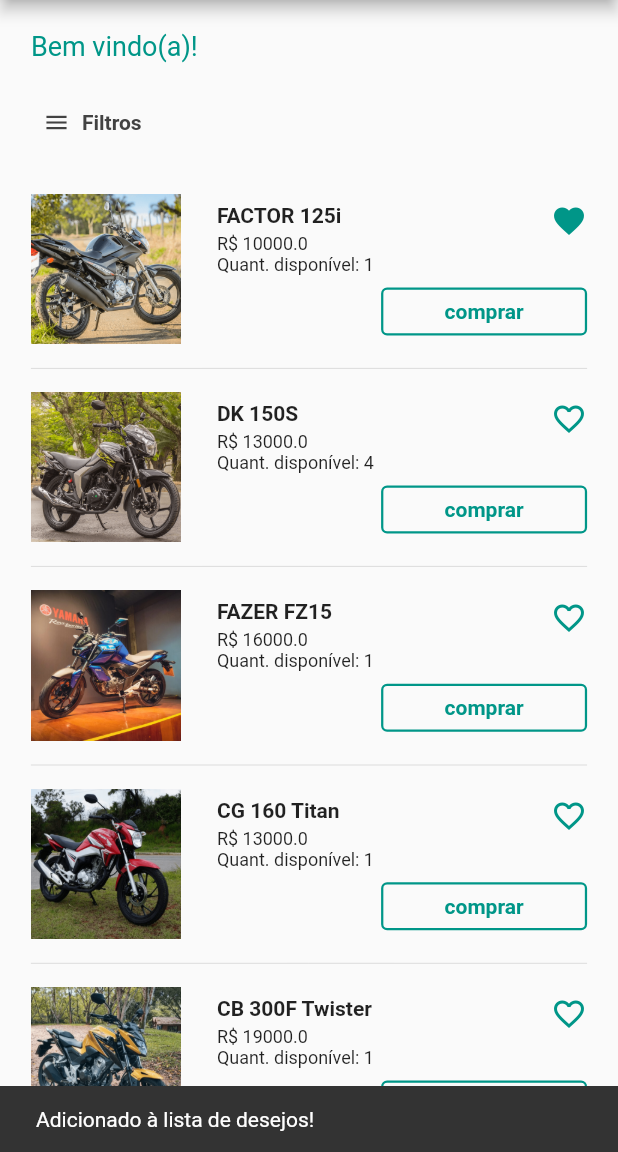
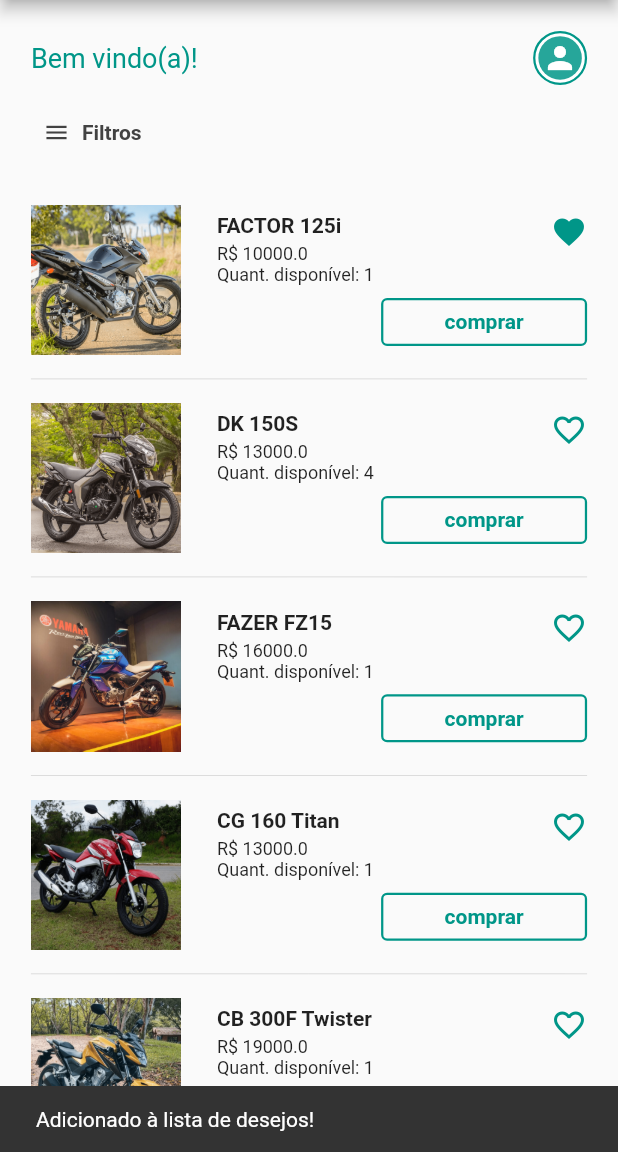
Before and after one commit to MariaGabrielaReis/maby-motorcycles, a Flutter app: the Home screen opened directly, after a tap on the "favorite outline" icon, on a phone screen of 412 x 824 dp, the part 84-1236 px from its top. Run offline on Flutter 3.47's test engine with Material 2 defaults, Android fonts, the phone set to English and light mode, and no system bars; our stand-ins replace graphql_flutter; network calls fail.

Commit message:
feat: navigate to profile screen and service terms

```diff
--- a/lib/screens/home.dart
+++ b/lib/screens/home.dart
@@ -1,5 +1,6 @@
 
 import 'package:flutter/material.dart';
+import 'package:flutter_app/screens/profile.dart';
 import 'package:flutter_app/ui/button.dart';
 import 'package:flutter_app/ui/filters_modal.dart';
 import 'package:flutter_app/ui/product_card.dart';
@@ -62,11 +63,41 @@ class _HomeState extends State<Home> {
         child: Column(
           crossAxisAlignment: CrossAxisAlignment.start,
           children: [
-            Text(
-              'Bem vindo(a)!',
-              style: const TextStyle(fontSize: 18.0, color: Colors.teal),
+            Row(
+              mainAxisAlignment: MainAxisAlignment.spaceBetween,
+              children: [
+                Text(
+                  'Bem vindo(a)!',
+                  style: const TextStyle(fontSize: 18.0, color: Colors.teal),
+                ),
+                SizedBox(
+                  width: 36.0,
+                  height: 36.0,
+                  child: ElevatedButton(
+                    onPressed: () => Navigator.push(
+                      context,
+                      MaterialPageRoute(
+                        builder: (context) => Profile(),
+                        maintainState: false,
+                      ),
+                    ),
+                    style: OutlinedButton.styleFrom(
+                      shadowColor: Colors.transparent,
+                      backgroundColor: Colors.white,
+                      padding: const EdgeInsets.all(3.5),
+                      shape: CircleBorder(),
+                      side: const BorderSide(color: Colors.teal, width: 1.5),
+                    ),
+                    child: CircleAvatar(
+                          backgroundColor: Colors.teal.shade400,
+                          child: const Icon(Icons.person, color: Colors.white, size: 24.0),
+                        ),
+                      ),
+
+                ),
+              ],
             ),
-            const SizedBox(height: 16.0),
+            const SizedBox(height: 8.0),
             Button(
               label: 'Filtros',
               type: ButtonTypes.withIcon,
```
Also changed, not shown: lib/screens/create_account.dart (+2 -61 lines).
